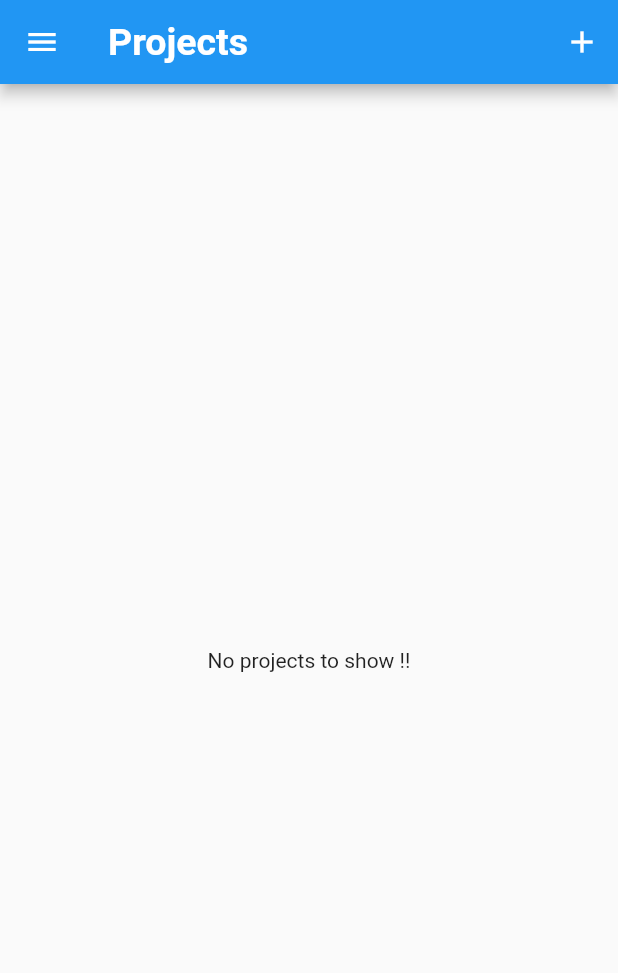
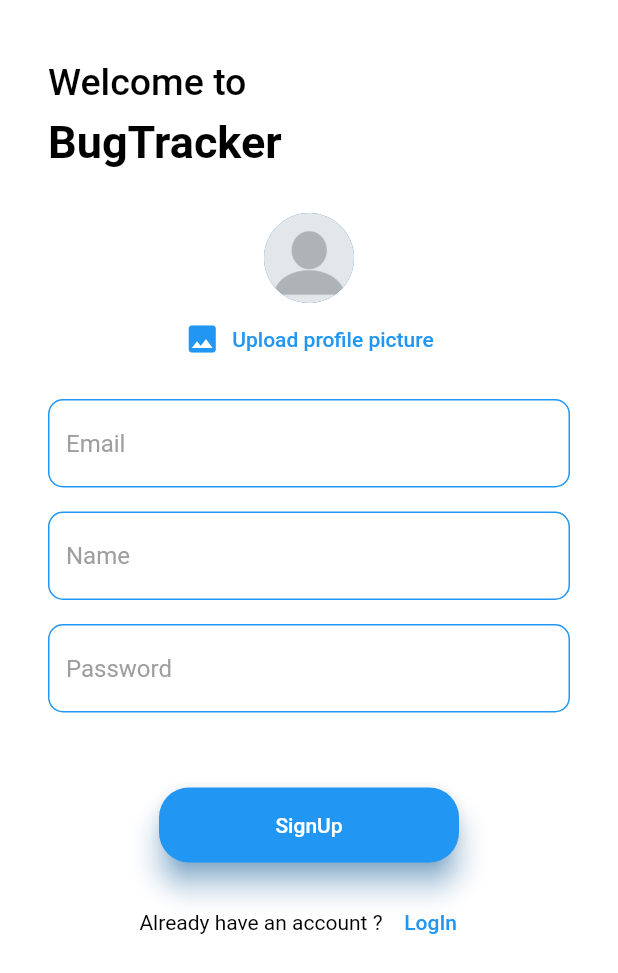
Before and after one commit to RohanSengupta326/BugTracker, a Flutter app: the screen it shows after launch, on a phone screen of 412 x 824 dp. Shown: the top 973 px of the screen. Run offline on Flutter 3.47's test engine with Material 2 defaults, Android fonts, the phone set to English and light mode, and no system bars; our stand-ins replace cloud_firestore, firebase_auth, firebase_core, firebase_storage, font_awesome_flutter, get and 2 more; missing offline and left inert: android_intent_plus, device_apps; accounts and stored records are empty.

Commit message:
contributors name show sidewise with scrollview below project, added signup / login functionality with basic design

```diff
--- a/lib/consts/const_values/ConstValues.dart
+++ b/lib/consts/const_values/ConstValues.dart
@@ -4,6 +4,13 @@ class ConstValues {
   static const double FONT_SIZE = 16.00;
   static const double FONT_SIZE_12 = 12.00;
   static const double HEADING_FONT_SIZE = 20.00;
+  static const double BORDER_CURVE_RADIUS = 20.00;
+
+  // const values
+  static const double VALUE_3 = 3.00;
   static const double VALUE_16 = 16.00;
-  static const double BORDER_CURVE_RADIUS = 20.00;
+  static const double VALUE_50 = 50.00;
+
+  //CURVE RADIUS
+  static const double CURVE_30 = 30.00;
 }
--- /dev/null
+++ b/lib/controllers/authUserController/authUserController.dart
@@ -0,0 +1,84 @@
+import 'dart:io';
+
+import 'package:bug_tracker/models/currUserData/currUserData.dart';
+import 'package:bug_tracker/views/dialogs/dialogs.dart';
+
+import 'package:cloud_firestore/cloud_firestore.dart';
+import 'package:firebase_auth/firebase_auth.dart';
+import 'package:firebase_storage/firebase_storage.dart';
+import 'package:get/get.dart';
+import 'package:image_picker/image_picker.dart';
+
+class AuthUserController extends GetxController {
+  final _auth = FirebaseAuth.instance;
+  RxBool isLoadingAuth = false.obs;
+  List<UserData> currentUserData = [
+    UserData('', ''),
+  ];
+
+  Future<void> authUser(String email, String username, String password,
+      bool isLogin, XFile? image) async {
+    UserCredential userCredential;
+
+    try {
+      isLoadingAuth.value = true;
+
+      if (isLogin) {
+        userCredential = await _auth.signInWithEmailAndPassword(
+            email: email, password: password);
+      } else {
+        userCredential = await _auth.createUserWithEmailAndPassword(
+            email: email, password: password);
+      }
+
+      if (userCredential.user == null) {
+        throw Dialogs.GENERIC_ERROR_MESSAGE;
+      }
+
+      if (!isLogin) {
+        final refPath = FirebaseStorage.instance
+            .ref()
+            .child('user-image')
+            .child("${userCredential.user!.uid} + .jpg");
+
+        await refPath.putFile(
+          File(image!.path),
+        );
+
+        final dpUrl = await refPath.getDownloadURL();
+
+        await FirebaseFirestore.instance
+            .collection('users')
+            .doc(userCredential.user!.uid)
+            .set(
+          {
+            'username': username,
+            'email': email,
+            'dpUrl': dpUrl,
+          },
+        );
+      }
+
+      isLoadingAuth.value = false;
+    } on FirebaseAuthException catch (error) {
+      isLoadingAuth.value = false;
+      if (error.code == 'email-already-in-use') {
+        throw Dialogs.EMAIL_EXISTS;
+      }
+      if (error.code == 'invalid-email' ||
+          error.code == 'invalid-email-verified') {
+        throw Dialogs.INVALID_EMAIL;
+      }
+      if (error.code == 'user-not-found') {
+        throw Dialogs.USER_NOT_FOUND;
+      }
+      if (error.code == 'wrong-password') {
+        throw Dialogs.INCORRECT_PASSWORD;
+      }
+      throw Dialogs.GENERIC_ERROR_MESSAGE;
+    } catch (error) {
+      isLoadingAuth.value = false;
+      throw Dialogs.GENERIC_ERROR_MESSAGE;
+    }
+  }
+}
--- a/lib/main.dart
+++ b/lib/main.dart
@@ -1,12 +1,20 @@
 import 'package:bug_tracker/consts/const_colors/constColors.dart';
+import 'package:bug_tracker/views/pages/authPage/authPage.dart';
 import 'package:bug_tracker/views/pages/homepage/homepage.dart';
 
 import 'package:flutter/material.dart';
+import 'package:flutter/services.dart';
 import 'package:get/get.dart';
 import 'package:firebase_auth/firebase_auth.dart';
 import 'package:firebase_core/firebase_core.dart';
 
 void main() async {
+  SystemChrome.setSystemUIOverlayStyle(
+    const SystemUiOverlayStyle(
+      statusBarColor: Colors.transparent, // status bar color
+    ),
+  );
+
   WidgetsFlutterBinding.ensureInitialized();
   await Firebase.initializeApp(); // initializing firebase
   runApp(
@@ -25,7 +33,16 @@ class MyApp extends StatelessWidget {
       theme: ThemeData(
         primarySwatch: ConstColors.PRIMARY_SWATCH_COLOR,
       ),
-      home: HomePage(),
+      home: StreamBuilder(
+        stream: FirebaseAuth.instance.authStateChanges(),
+        builder: ((context, snapshot) {
+          if (snapshot.hasData) {
+            return HomePage();
+          } else {
+            return AuthPage();
+          }
+        }),
+      ),
     );
   }
 }
--- /dev/null
+++ b/lib/models/currUserData/currUserData.dart
@@ -0,0 +1,5 @@
+class UserData {
+  final String username;
+  final String dpUrl;
+  UserData(this.username, this.dpUrl);
+}
--- a/lib/views/dialogs/dialogs.dart
+++ b/lib/views/dialogs/dialogs.dart
@@ -4,4 +4,15 @@ class Dialogs {
   static const String SELECT_CONTRIBUTOR =
       "Please Select contributors to this project";
   static const String PROJECT_NOT_SAVED = "Sorry! Please try again later!";
+  static const String UPLOAD_IMAGE_REQUEST = 'Upload profile picture';
+  static const String WRONG_USERNAME =
+      'please enter username of atleast 4 characters';
+  static const String WRONG_PASSWORD_STRUCT =
+      'password should be atleast 7 characters long';
+
+  // firebase signup/login error messages
+  static const String EMAIL_EXISTS = 'Email already exists.\nLogIn Instead.';
+  static const String INVALID_EMAIL = 'Email is not valid!';
+  static const String USER_NOT_FOUND = 'User not found!';
+  static const String INCORRECT_PASSWORD = 'Password is incorrect!';
 }
--- a/lib/views/pages/NewProjectForm/newProjectFormPage.dart
+++ b/lib/views/pages/NewProjectForm/newProjectFormPage.dart
@@ -15,7 +15,7 @@ class NewProjectFormPage extends StatelessWidget {
   static List<String> selectedContributorsName = [];
 
   // contributors list will be fetched from FIREBASE
-  static List<String> contributors = ["Rohan Sengupta"];
+  static List<String> contributors = ["Rohan Sengupta", "Raj Sen"];
 
   final formSaveController = Get.put(ProjectsController());
 
--- /dev/null
+++ b/lib/views/pages/authPage/authPage.dart
@@ -0,0 +1,346 @@
+import 'package:bug_tracker/consts/const_colors/constColors.dart';
+import 'package:bug_tracker/consts/const_values/ConstValues.dart';
+import 'package:bug_tracker/controllers/authUserController/authUserController.dart';
+import 'package:bug_tracker/views/dialogs/dialogs.dart';
+import 'package:bug_tracker/views/widgets/alertBoxWidget/alertBoxWidget.dart';
+import 'package:bug_tracker/views/widgets/uploadPhoto/uploadPhoto.dart';
+
+import 'package:flutter/material.dart';
+import 'package:get/get.dart';
+import 'package:image_picker/image_picker.dart';
+
+class AuthPage extends StatefulWidget {
+  @override
+  State<AuthPage> createState() => _AuthPageState();
+}
+
+class _AuthPageState extends State<AuthPage> {
+  final controller = Get.put(AuthUserController());
+  final GlobalKey<FormState> _formKey = GlobalKey();
+
+  String _userEmail = '';
+  String _userName = '';
+  String _userPassword = '';
+  RxBool isLogin = false.obs;
+
+  XFile? _pickedImage; // picked user profile pic
+
+  void onSubmitted(BuildContext context) {
+    final isValid = _formKey.currentState!.validate();
+    FocusScope.of(context).unfocus();
+
+    if (isValid) {
+      _formKey.currentState!.save();
+
+      if (_pickedImage == null && !isLogin.value) {
+        // not registered user and also user dp picked null then alert user
+        showDialog(
+          context: context,
+          builder: (BuildContext context) {
+            return AlertBoxWidget(Dialogs.UPLOAD_IMAGE_REQUEST);
+          },
+        );
+      } else {
+        // picked image not null
+        XFile? userDp;
+        if (!isLogin.value) {
+          // if not logging in store picked image else send null image if phone no login
+          userDp = _pickedImage as XFile;
+        }
+        controller
+            .authUser(
+                _userEmail.trim(),
+                _userName.trim(),
+                _userPassword.trim(),
+                isLogin.value,
+                userDp) // calling provider function to sign user in
+            .catchError(
+          (error) {
+            showDialog(
+              context: context,
+              builder: (BuildContext context) {
+                return AlertBoxWidget(error);
+              },
+            );
+          },
+        );
+      }
+    }
+  }
+
+  void imagePicker(XFile? image) {
+    _pickedImage = image; // storing picked image in variable
+  }
+
+  @override
+  Widget build(BuildContext context) {
+    return Scaffold(
+      backgroundColor: Colors.white,
+      body: SingleChildScrollView(
+        child: Padding(
+          padding: const EdgeInsets.only(
+              left: ConstValues.VALUE_16, right: ConstValues.VALUE_16),
+          child: Obx(() {
+            return Column(
+              children: [
+                // design
+                const SizedBox(
+                  height: 40,
+                ),
+
+                Align(
+                  alignment: Alignment.topLeft,
+                  child: Container(
+                    margin: const EdgeInsets.only(left: ConstValues.VALUE_16),
+                    child: const Text(
+                      'Welcome to ',
+                      textAlign: TextAlign.start,
+                      style: TextStyle(
+                          color: ConstColors.APP_FONT_COLOR,
+                          fontSize: 25,
+                          fontWeight: FontWeight.w500),
+                    ),
+                  ),
+                ),
+                const SizedBox(height: ConstValues.VALUE_16 / 2),
+                Align(
+                  alignment: Alignment.topLeft,
+                  child: Container(
+                    margin: const EdgeInsets.only(left: ConstValues.VALUE_16),
+                    child: const Text(
+                      'BugTracker',
+                      textAlign: TextAlign.start,
+                      style: TextStyle(
+                          color: ConstColors.APP_FONT_COLOR,
+                          fontSize: 30,
+                          fontWeight: FontWeight.bold),
+                    ),
+                  ),
+                ),
+
+                const SizedBox(height: 30),
+
+                Container(
+                  margin: const EdgeInsets.symmetric(
+                      horizontal: ConstValues.VALUE_16),
+                  child: Form(
+                    key: _formKey,
+                    child: Column(
+                      mainAxisSize: MainAxisSize.min,
+                      //dont take as much space as possible but as minimum as needed
+                      children: <Widget>[
+                        if (!isLogin.value)
+                          // registering user so upload image section else not
+                          UploadImage(imagePicker),
+                        const SizedBox(height: ConstValues.VALUE_16),
+                        Container(
+                          child: TextFormField(
+                            style: const TextStyle(
+                                color: ConstColors.APP_FONT_COLOR),
+                            cursorColor: ConstColors.PRIMARY_SWATCH_COLOR,
+                            validator: (value) {
+                              if (value!.isEmpty || !value.contains('@')) {
+                                return Dialogs.INVALID_EMAIL;
+                              }
+                              return null;
+                            },
+                            key: const ValueKey('email'),
+                            keyboardType: TextInputType.emailAddress,
+                            decoration: InputDecoration(
+                              focusedBorder: OutlineInputBorder(
+                                borderRadius: BorderRadius.circular(10.0),
+                                borderSide: const BorderSide(
+                                    color: ConstColors.PRIMARY_SWATCH_COLOR),
+                              ),
+                              enabledBorder: OutlineInputBorder(
+                                borderRadius: BorderRadius.circular(10.0),
+                                borderSide: const BorderSide(
+                                  color: ConstColors.PRIMARY_SWATCH_COLOR,
+                                ),
+                              ),
+                              errorBorder: OutlineInputBorder(
+                                borderRadius: BorderRadius.circular(10.0),
+                                borderSide: const BorderSide(
+                                  color: ConstColors.ERROR_COLOR,
+                                ),
+                              ),
+                              focusColor: ConstColors.PRIMARY_SWATCH_COLOR,
+                              border: OutlineInputBorder(
+                                borderRadius: BorderRadius.circular(10),
+                                borderSide: const BorderSide(
+                                  color: ConstColors.PRIMARY_SWATCH_COLOR,
+                                ),
+                              ),
+                              hintText: 'Email',
+                              hintStyle: const TextStyle(
+                                color: ConstColors.HINT_COLOR,
+                              ),
+                            ),
+                            onSaved: (value) {
+                              _userEmail = value as String;
+                            },
+                          ),
+                        ),
+                        const SizedBox(
+                          height: ConstValues.VALUE_16,
+                        ),
+                        if (!isLogin.value)
+                          Container(
+                            child: TextFormField(
+                              style: const TextStyle(
+                                  color: ConstColors.APP_FONT_COLOR),
+                              cursorColor: ConstColors.PRIMARY_SWATCH_COLOR,
+                              validator: (value) {
+                                if (value!.isEmpty || value.length < 4) {
+                                  return Dialogs.WRONG_USERNAME;
+                                }
+
+                                return null;
+                              },
+                              key: const ValueKey('Name'),
+                              decoration: InputDecoration(
+                                focusedBorder: OutlineInputBorder(
+                                  borderRadius: BorderRadius.circular(10.0),
+                                  borderSide: BorderSide(
+                                      color: ConstColors.PRIMARY_SWATCH_COLOR),
+                                ),
+                                enabledBorder: OutlineInputBorder(
+                                  borderRadius: BorderRadius.circular(10.0),
+                                  borderSide: const BorderSide(
+                                    color: ConstColors.PRIMARY_SWATCH_COLOR,
+                                  ),
+                                ),
+                                focusColor: ConstColors.PRIMARY_SWATCH_COLOR,
+                                border: OutlineInputBorder(
+                                  borderRadius: BorderRadius.circular(10),
+                                  borderSide: const BorderSide(
+                                    color: ConstColors.PRIMARY_SWATCH_COLOR,
+                                  ),
+                                ),
+                                hintText: 'Name',
+                                hintStyle: const TextStyle(
+                                  color: ConstColors.HINT_COLOR,
+                                ),
+                              ),
+                              onSaved: (value) {
+                                _userName = value as String;
+                              },
+                            ),
+                          ),
+                        const SizedBox(
+                          height: ConstValues.VALUE_16,
+                        ),
+                        Container(
+                          child: TextFormField(
+                            style: const TextStyle(
+                                color: ConstColors.APP_FONT_COLOR),
+                            cursorColor: ConstColors.PRIMARY_SWATCH_COLOR,
+                            validator: (value) {
+                              if (value!.isEmpty || value.length < 7) {
+                                return Dialogs.WRONG_PASSWORD_STRUCT;
+                              }
+                              return null;
+                            },
+                            key: const ValueKey('password'),
+                            decoration: InputDecoration(
+                              focusedBorder: OutlineInputBorder(
+                                borderRadius: BorderRadius.circular(10.0),
+                                borderSide: const BorderSide(
+                                    color: ConstColors.PRIMARY_SWATCH_COLOR),
+                              ),
+                              enabledBorder: OutlineInputBorder(
+                                borderRadius: BorderRadius.circular(10.0),
+                                borderSide: const BorderSide(
+                                  color: ConstColors.PRIMARY_SWATCH_COLOR,
+                                ),
+                              ),
+                              focusColor: ConstColors.PRIMARY_SWATCH_COLOR,
+                              border: OutlineInputBorder(
+                                borderRadius: BorderRadius.circular(10),
+                                borderSide: const BorderSide(
+                                  color: ConstColors.PRIMARY_SWATCH_COLOR,
+                                ),
+                              ),
+                              hintText: 'Password',
+                              hintStyle: const TextStyle(
+                                color: ConstColors.HINT_COLOR,
+                              ),
+                            ),
+                            obscureText: false,
+                            onSaved: (value) {
+                              _userPassword = value as String;
+                            },
+                          ),
+                        ),
+                        SizedBox(
+                          height: ConstValues.VALUE_50,
+                        ),
+                        if (controller.isLoadingAuth.value == true)
+                          const CircularProgressIndicator(
+                            color: ConstColors.PRIMARY_SWATCH_COLOR,
+                          ),
+                        if (controller.isLoadingAuth.value == false)
+                          SizedBox(
+                            height: 50,
+                            width: 200,
+                            child: ElevatedButton(
+                              onPressed: () => onSubmitted(context),
+                              style: ButtonStyle(
+                                shadowColor: const MaterialStatePropertyAll(
+                                    ConstColors.PRIMARY_SWATCH_COLOR),
+                                elevation: const MaterialStatePropertyAll(
+                                    ConstValues.VALUE_16 / 2),
+                                shape: MaterialStatePropertyAll(
+                                  RoundedRectangleBorder(
+                                    borderRadius: BorderRadius.circular(
+                                        ConstValues.BORDER_CURVE_RADIUS),
+                                  ),
+                                ),
+                                backgroundColor: const MaterialStatePropertyAll(
+                                    ConstColors.PRIMARY_SWATCH_COLOR),
+                              ),
+                              child: Text(isLogin.value ? 'LogIn' : 'SignUp'),
+                            ),
+                          ),
+                        const SizedBox(
+                          height: ConstValues.VALUE_16,
+                        ),
+                        Row(
+                          mainAxisAlignment: MainAxisAlignment.center,
+                          children: [
+                            Text(
+                              isLogin.value
+                                  ? 'Dont\'t have an account ? '
+                                  : 'Already have an account ?',
+                              style: const TextStyle(
+                                  color: ConstColors.APP_FONT_COLOR),
+                            ),
+                            TextButton(
+                              style: const ButtonStyle(
+                                foregroundColor: MaterialStatePropertyAll(
+                                    ConstColors.PRIMARY_SWATCH_COLOR),
+                              ),
+                              onPressed: () {
+                                isLogin.value = !isLogin.value;
+                              },
+                              child: Text(
+                                isLogin.value ? 'Register' : 'LogIn',
+                              ),
+                            ),
+                          ],
+                        ),
+                        const SizedBox(
+                          height: ConstValues.VALUE_16,
+                        ),
+                      ],
+                    ),
+                  ),
+                ),
+              ],
+            );
+          }),
+        ),
+      ),
+    );
+  }
+}
--- /dev/null
+++ b/lib/views/widgets/uploadPhoto/uploadPhoto.dart
@@ -0,0 +1,65 @@
+import 'package:bug_tracker/consts/const_colors/constColors.dart';
+import 'package:bug_tracker/consts/const_values/ConstValues.dart';
+import 'package:bug_tracker/controllers/authUserController/authUserController.dart';
+import 'package:bug_tracker/views/dialogs/dialogs.dart';
+import 'package:flutter/material.dart';
+import 'package:get/get.dart';
+import 'package:image_picker/image_picker.dart';
+import 'dart:io';
+
+class UploadImage extends StatefulWidget {
+  final void Function(XFile? image) imagePicker;
+  UploadImage(this.imagePicker);
+
+  @override
+  _UploadImageState createState() => _UploadImageState();
+}
+
+class _UploadImageState extends State<UploadImage> {
+  final AuthUserController controller = Get.find();
+  XFile? _pickedImage;
+
+  void uplaodImage() async {
+    final ImagePicker _picker = ImagePicker();
+
+    final XFile? dp = await _picker.pickImage(
+      source: ImageSource.gallery,
+      imageQuality: 50,
+      maxWidth: 150,
+    );
+    setState(
+      () {
+        _pickedImage = dp;
+      },
+    );
+    widget.imagePicker(_pickedImage);
+  }
+
+  @override
+  Widget build(BuildContext context) {
+    return Column(
+      children: [
+        CircleAvatar(
+          radius: ConstValues.CURVE_30,
+          backgroundImage: _pickedImage != null
+              ? FileImage(
+                  // image provider type : File
+                  File(_pickedImage!.path),
+                )
+              : controller.currentUserData.isNotEmpty &&
+                      controller.currentUserData[0].dpUrl != ''
+                  ? NetworkImage(controller.currentUserData[0].dpUrl)
+                  : const AssetImage('assets/images/userdp.jpg')
+                      as ImageProvider<Object>,
+        ),
+        TextButton.icon(
+          onPressed: uplaodImage,
+          icon:
+              const Icon(Icons.image, color: ConstColors.PRIMARY_SWATCH_COLOR),
+          label: const Text(Dialogs.UPLOAD_IMAGE_REQUEST,
+              style: TextStyle(color: ConstColors.PRIMARY_SWATCH_COLOR)),
+        ),
+      ],
+    );
+  }
+}
--- a/pubspec.yaml
+++ b/pubspec.yaml
@@ -45,6 +45,7 @@ dependencies:
   cloud_firestore: ^4.3.1
   firebase_auth: ^4.2.5
   firebase_storage: ^11.0.10
+  image_picker: ^0.8.6+1
 
 dev_dependencies:
   flutter_test:
@@ -69,8 +70,8 @@ flutter:
   uses-material-design: true
 
   # To add assets to your application, add an assets section, like this:
-  # assets:
-  #   - images/a_dot_burr.jpeg
+  assets:
+    - assets/images/userdp.jpg
   #   - images/a_dot_ham.jpeg
 
   # An image asset can refer to one or more resolution-specific "variants", see
```
Also changed, not shown: lib/utils/project_list_viewer/project_list_viewer.dart (+14 -9 lines), lib/views/widgets/contributorDropdownWidget/contributorDropdownWidget.dart (+8 -6 lines), assets/images/userdp.jpg (added), pubspec.lock.
